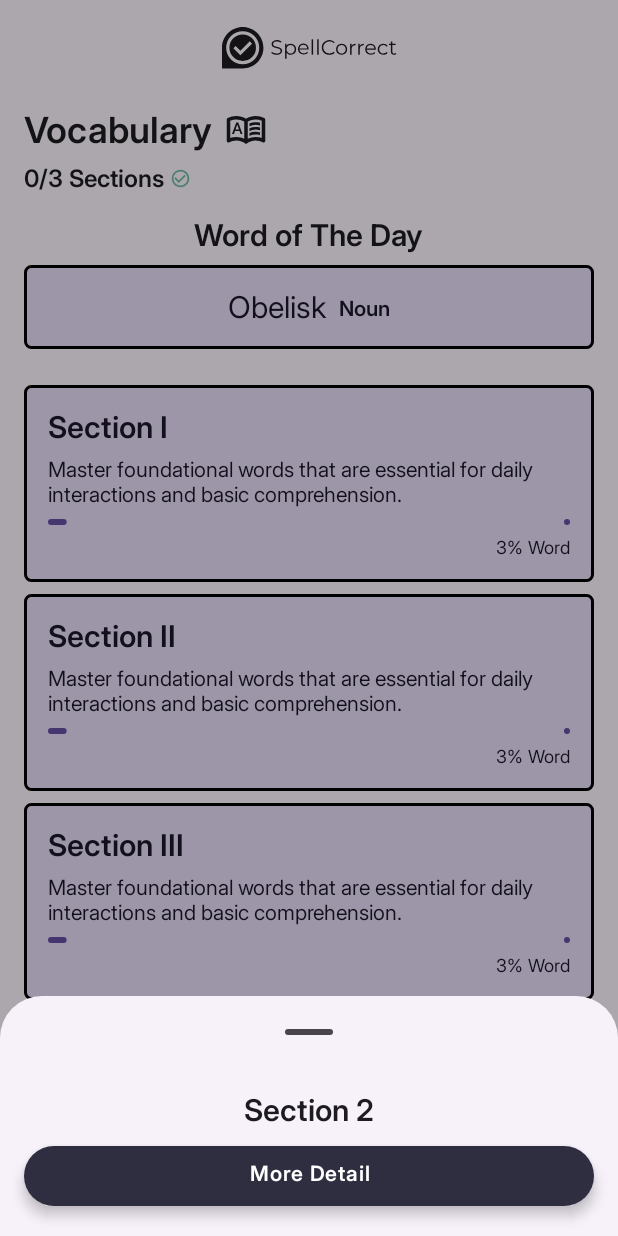
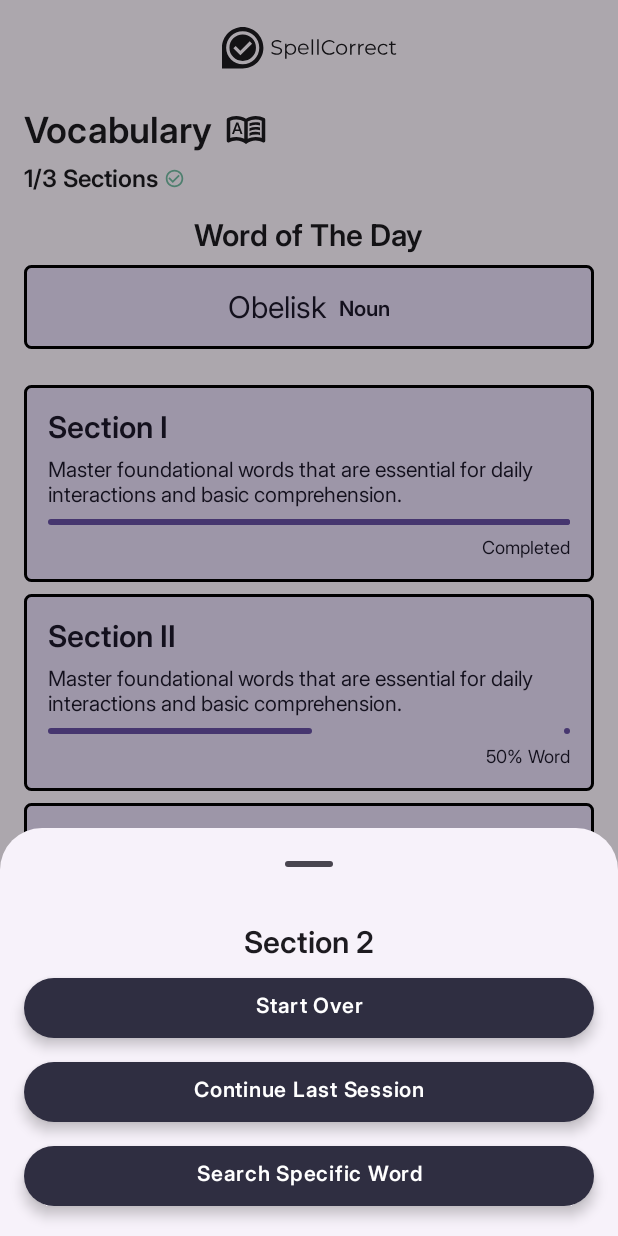
Before and after one commit to Lastdough/SpellCorrect, an Android app built with Jetpack Compose: the HomeScreen screen opened through its navigation route, after a tap on an icon or button, on a phone screen of 412 x 824 dp. Run offline under Robolectric (Android 15) with nearby library versions, the light colour scheme and no system bars; our stand-ins replace Dagger/Hilt's generated code.

Commit message:
[ADD] Section Bottom Sheet Button by state

```diff
--- a/app/src/main/java/com/abdurraahm/spellcorrect/ui/screen/home/HomeScreen.kt
+++ b/app/src/main/java/com/abdurraahm/spellcorrect/ui/screen/home/HomeScreen.kt
@@ -84,10 +84,18 @@ fun HomeScreen(
             showBottomSheet = showBottomSheet,
             onBottomSheetDismissRequest = { showSectionBottomSheetMap[section.part] = false },
             title = "Section ${section.part}", // Or any other relevant title
-            buttonData = listOf(
-                BottomSheetButtonData("More Detail") { /* Action for this section */ },
-                // Add more buttons as needed
-            )
+            buttonData = mutableListOf(
+                BottomSheetButtonData("Search Specific Word") {}
+            ).apply {
+                if (section.finished) {
+                    add(0, BottomSheetButtonData("Start Over") {})
+                } else if (section.started) {
+                    add(0, BottomSheetButtonData("Continue Last Session") {})
+                    add(0, BottomSheetButtonData("Start Over") {})
+                } else {
+                    add(0, BottomSheetButtonData("Start Section") {})
+                }
+            }
         )
     }
 
--- a/app/src/main/java/com/abdurraahm/spellcorrect/ui/screen/home/HomeViewModel.kt
+++ b/app/src/main/java/com/abdurraahm/spellcorrect/ui/screen/home/HomeViewModel.kt
@@ -23,17 +23,17 @@ class HomeViewModel @Inject constructor(
         SectionData(
             part = 1,
             description = context.getString(R.string.desc_temp),
-            progress = 0.03f
+            progress = 1f
         ),
         SectionData(
             part = 2,
             description = context.getString(R.string.desc_temp),
-            progress = 0.03f
+            progress = 0.5f
         ),
         SectionData(
             part = 3,
             description = context.getString(R.string.desc_temp),
-            progress = 0.03f
+            progress = 0f
         )
     )
 }
```
